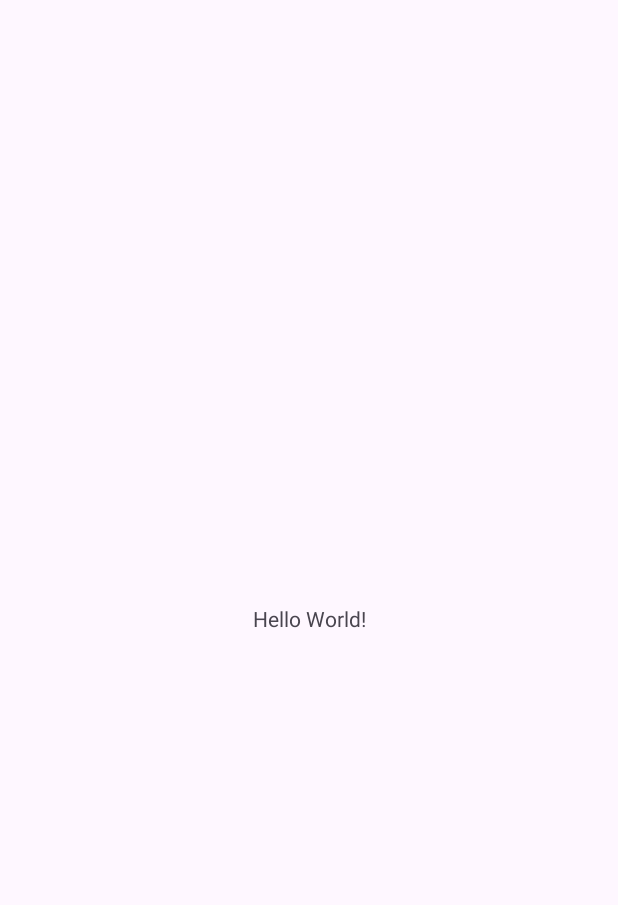
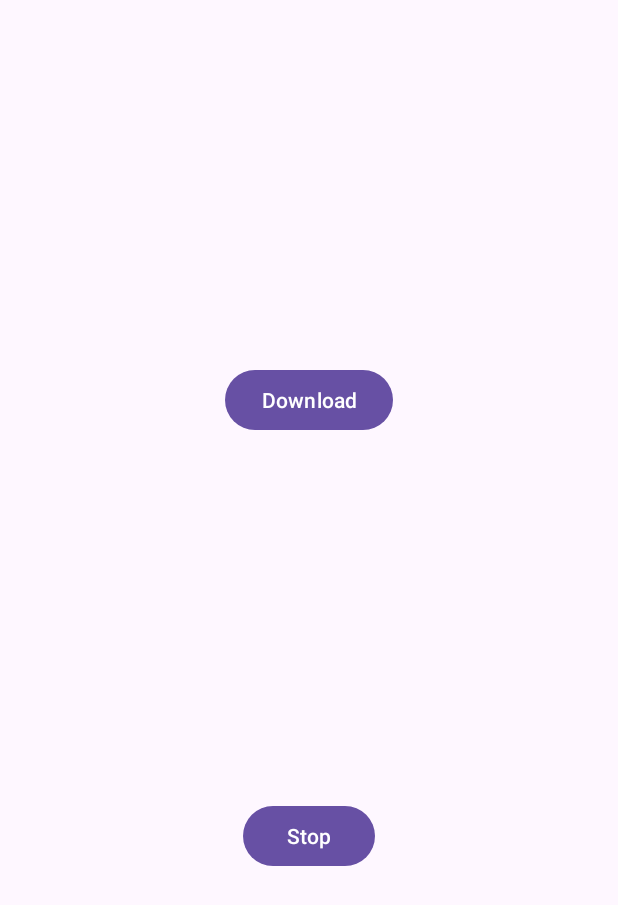
Before and after one commit to omeryildizce/Android-Mobil-Uygulama-Ileri-Seviye, an Android app: the screen it shows after launch (MainActivity), on a phone screen of 412 x 824 dp. Before the commit the part shown is almost empty. Shown: the top 905 px of the screen. Run offline under Robolectric (Android 15) with nearby library versions, the phone set to English and light mode, and no system bars.

Commit message:
Update activity_main.xml

```diff
--- a/s10_Service/DownloadService/app/src/main/res/layout/activity_main.xml
+++ b/s10_Service/DownloadService/app/src/main/res/layout/activity_main.xml
@@ -6,13 +6,28 @@
     android:layout_height="match_parent"
     tools:context=".MainActivity">
 
-    <TextView
+    <Button
+        android:id="@+id/button"
         android:layout_width="wrap_content"
         android:layout_height="wrap_content"
-        android:text="Hello World!"
+        android:onClick="download"
+        android:text="Download"
+        app:layout_constraintBottom_toTopOf="@+id/button2"
+        app:layout_constraintEnd_toEndOf="parent"
+        app:layout_constraintStart_toStartOf="parent"
+        app:layout_constraintTop_toTopOf="parent"
+        app:layout_constraintVertical_bias="0.5" />
+
+    <Button
+        android:id="@+id/button2"
+        android:layout_width="wrap_content"
+        android:layout_height="wrap_content"
+        android:onClick="stop"
+        android:text="Stop"
         app:layout_constraintBottom_toBottomOf="parent"
         app:layout_constraintEnd_toEndOf="parent"
         app:layout_constraintStart_toStartOf="parent"
-        app:layout_constraintTop_toTopOf="parent" />
+        app:layout_constraintTop_toBottomOf="@+id/button"
+        app:layout_constraintVertical_bias="0.5" />
 
 </androidx.constraintlayout.widget.ConstraintLayout>
```
